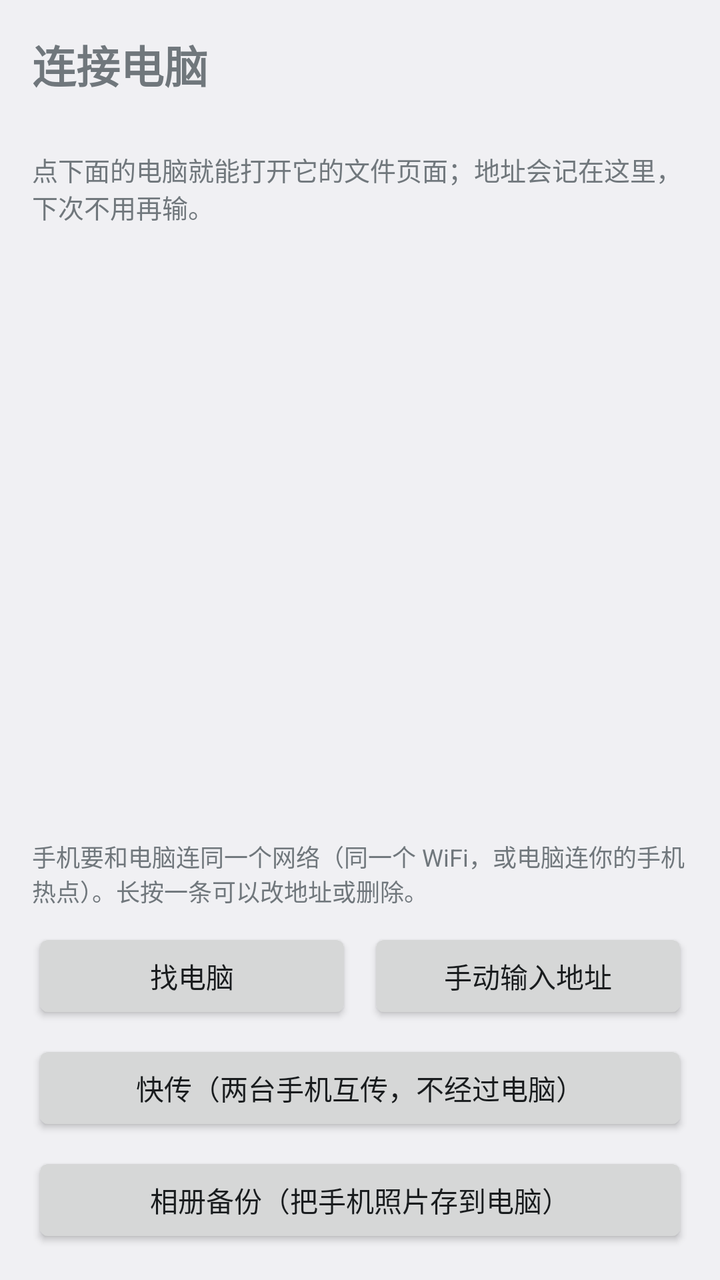
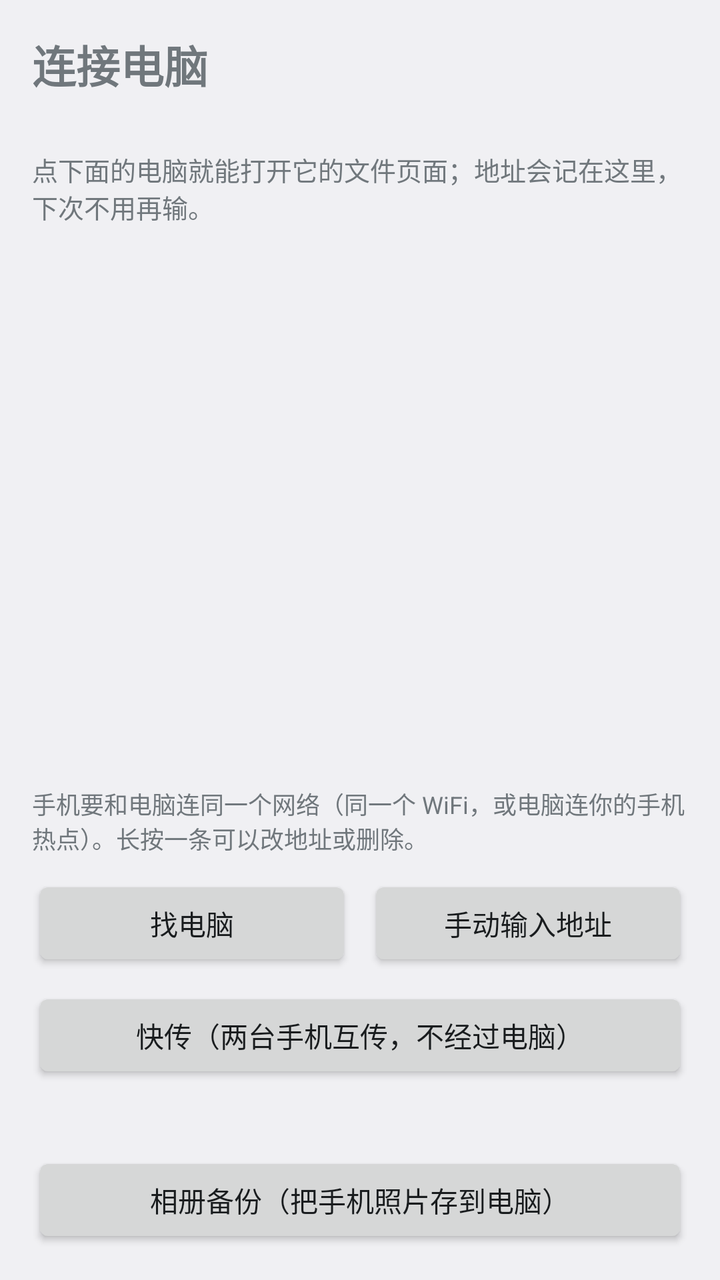

Before-and-after screenshots of an Android layout around one commit, followed by the original layout XML and the change that was made.
<!-- AndroidManifest.xml: application theme android:Theme.DeviceDefault.Light -->
<!-- res/layout/activity_connect.xml -->
<?xml version="1.0" encoding="utf-8"?>
<LinearLayout xmlns:android="http://schemas.android.com/apk/res/android"
    android:layout_width="match_parent"
    android:layout_height="match_parent"
    android:orientation="vertical"
    android:padding="16dp">

  <TextView
      android:layout_width="match_parent"
      android:layout_height="wrap_content"
      android:text="@string/connect_title"
      android:textSize="22sp"
      android:textStyle="bold" />

  
  <TextView
      android:id="@+id/network_state"
      android:layout_width="match_parent"
      android:layout_height="wrap_content"
      android:layout_marginTop="6dp"
      android:textSize="14sp"
      android:textStyle="bold" />

  <TextView
      android:layout_width="match_parent"
      android:layout_height="wrap_content"
      android:layout_marginTop="2dp"
      android:text="@string/connect_subtitle"
      android:textSize="13sp" />

  
  <TextView
      android:id="@+id/search_state"
      android:layout_width="match_parent"
      android:layout_height="wrap_content"
      android:layout_marginTop="8dp"
      android:textSize="13sp" />

  <TextView
      android:id="@+id/empty_hint"
      android:layout_width="match_parent"
      android:layout_height="wrap_content"
      android:layout_marginTop="16dp"
      android:gravity="center"
      android:text="@string/connect_empty"
      android:textSize="15sp"
      android:visibility="gone" />

  <ListView
      android:id="@+id/server_list"
      android:layout_width="match_parent"
      android:layout_height="0dp"
      android:layout_marginTop="12dp"
      android:layout_weight="1"
      android:divider="#22000000"
      android:dividerHeight="1dp" />

  <TextView
      android:layout_width="match_parent"
      android:layout_height="wrap_content"
      android:layout_marginTop="8dp"
      android:text="@string/connect_footer"
      android:textSize="12sp" />

  <LinearLayout
      android:layout_width="match_parent"
      android:layout_height="wrap_content"
      android:layout_marginTop="10dp"
      android:orientation="horizontal">

    <Button
        android:id="@+id/find_server"
        android:layout_width="0dp"
        android:layout_height="wrap_content"
        android:layout_weight="1"
        android:text="@string/connect_find_button" />

    <Button
        android:id="@+id/add_server"
        android:layout_width="0dp"
        android:layout_height="wrap_content"
        android:layout_marginStart="8dp"
        android:layout_weight="1"
        android:text="@string/connect_add_button" />
  </LinearLayout>

  <Button
      android:id="@+id/open_share"
      android:layout_width="match_parent"
      android:layout_height="wrap_content"
      android:layout_marginTop="8dp"
      android:text="@string/connect_share_button" />

  <Button
      android:id="@+id/open_backup"
      android:layout_width="match_parent"
      android:layout_height="wrap_content"
      android:layout_marginTop="8dp"
      android:text="@string/backup_entry_button" />
</LinearLayout>
<!-- resources referenced by this layout -->
<resources>
  <string name="backup_entry_button">相册备份（把手机照片存到电脑）</string>
  <string name="connect_add_button">手动输入地址</string>
  <string name="connect_empty">还没有连过电脑。\n先在电脑上双击启动，手机连上同一个 WiFi/热点，然后点下面「找电脑」——App 会自己把它找出来。</string>
  <string name="connect_find_button">找电脑</string>
  <string name="connect_footer">手机要和电脑连同一个网络（同一个 WiFi，或电脑连你的手机热点）。长按一条可以改地址或删除。</string>
  <string name="connect_share_button">快传（两台手机互传，不经过电脑）</string>
  <string name="connect_subtitle">点下面的电脑就能打开它的文件页面；地址会记在这里，下次不用再输。</string>
  <string name="connect_title">连接电脑</string>
</resources>

<!-- the commit's change to res/layout/activity_connect.xml (unified diff, before → after) -->
@@ -91,6 +91,13 @@
       android:layout_marginTop="8dp"
       android:text="@string/connect_share_button" />
 
+  <TextView
+      android:id="@+id/app_version"
+      android:layout_width="match_parent"
+      android:layout_height="wrap_content"
+      android:layout_marginTop="10dp"
+      android:textSize="12sp" />
+
   <Button
       android:id="@+id/open_backup"
       android:layout_width="match_parent"
